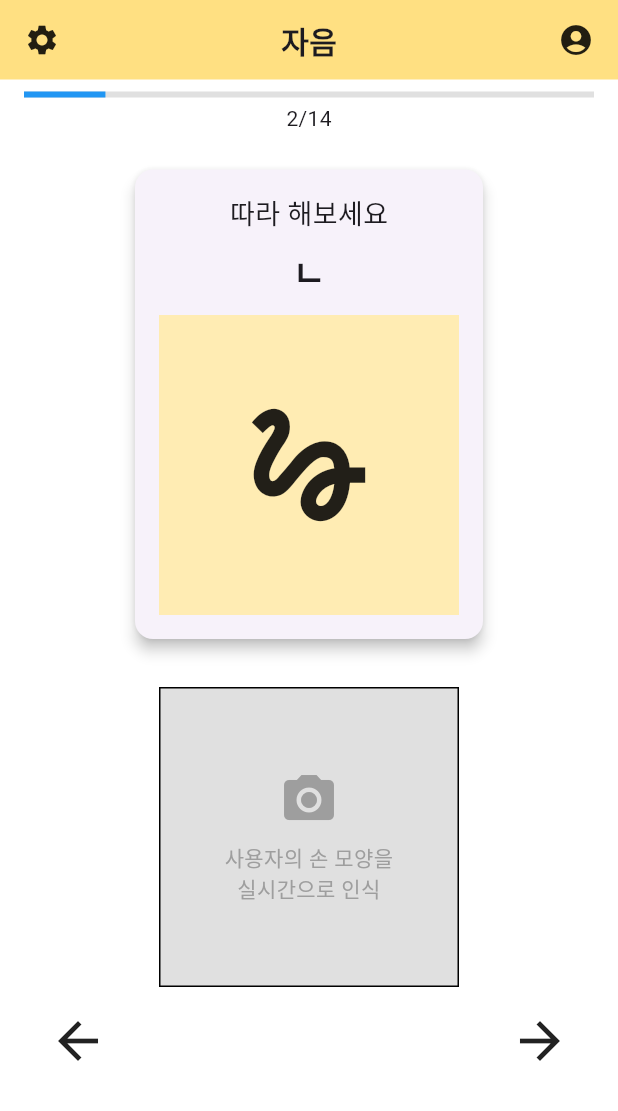
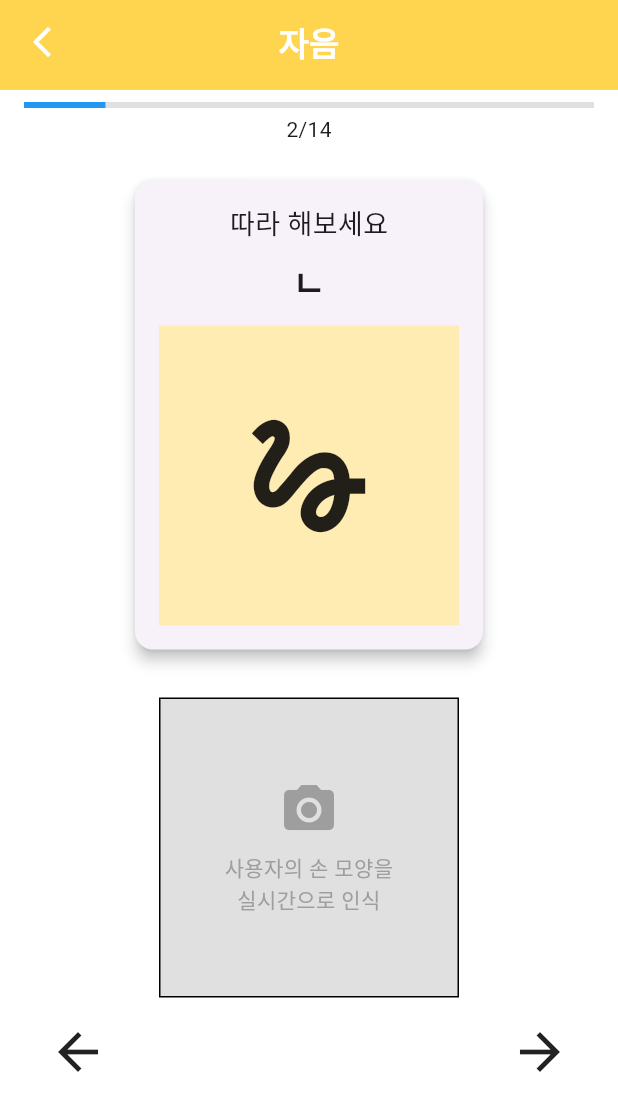
Before and after one commit to suje0ng01/Quintech, a Flutter app: the screen it shows after launch, after a tap on "게임", on a phone screen of 412 x 824 dp. Shown: the top 1111 px of the screen. Run offline on Flutter 3.47's test engine with Material 3 defaults, Android fonts, the phone set to English and light mode, and no system bars.

Commit message:
학습 상세 페이지 수정 - 앱바 이모티콘 수정

```diff
--- a/lib/learning/wordlearning.dart
+++ b/lib/learning/wordlearning.dart
@@ -1,4 +1,5 @@
 import 'package:flutter/material.dart';
+import '../constants/constants.dart';
 
 class LearningDetailPage extends StatelessWidget {
   const LearningDetailPage({super.key});
@@ -7,27 +8,26 @@ class LearningDetailPage extends StatelessWidget {
   Widget build(BuildContext context) {
     return Scaffold(
       backgroundColor: Colors.white,
-      body: SafeArea(
+      appBar: PreferredSize(
+        preferredSize: const Size.fromHeight(60),
+        child: AppBar(
+          backgroundColor: AppColors.appbarcolor,
+          title: const Text(
+            '자음',
+            style: TextStyle(fontWeight: FontWeight.bold, color: Colors.white),
+          ),
+          centerTitle: true,
+          leading: IconButton(
+            icon: Icon(Icons.arrow_back_ios_new_outlined, color: Colors.white),
+            onPressed: () {
+              Navigator.pop(context);
+            },
+          ),        ),
+      ),
+      body: SingleChildScrollView(
         child: Column(
           children: [
-            // 상단 AppBar
-            Container(
-              color: Colors.amber[200],
-              padding: const EdgeInsets.symmetric(horizontal: 16, vertical: 12),
-              child: Row(
-                mainAxisAlignment: MainAxisAlignment.spaceBetween,
-                children: const [
-                  Icon(Icons.settings),
-                  Text(
-                    '자음',
-                    style: TextStyle(fontSize: 20, fontWeight: FontWeight.bold),
-                  ),
-                  Icon(Icons.account_circle),
-                ],
-              ),
-            ),
-
-            // 진행도 표시
+            // ✅ 진행도 표시
             Padding(
               padding: const EdgeInsets.symmetric(horizontal: 16.0, vertical: 8),
               child: Column(
@@ -43,7 +43,7 @@ class LearningDetailPage extends StatelessWidget {
               ),
             ),
 
-            // 수어 학습 카드
+            // ✅ 수어 학습 카드
             Card(
               margin: const EdgeInsets.all(16),
               elevation: 4,
@@ -58,7 +58,10 @@ class LearningDetailPage extends StatelessWidget {
                     const SizedBox(height: 8),
                     const Text(
                       'ㄴ',
-                      style: TextStyle(fontSize: 24, fontWeight: FontWeight.bold),
+                      style: TextStyle(
+                        fontSize: 24,
+                        fontWeight: FontWeight.bold,
+                      ),
                     ),
                     const SizedBox(height: 12),
                     Container(
@@ -74,7 +77,7 @@ class LearningDetailPage extends StatelessWidget {
               ),
             ),
 
-            // 실시간 손 인식 박스
+            // ✅ 실시간 손 인식 박스
             Container(
               width: 200,
               height: 200,
@@ -99,7 +102,7 @@ class LearningDetailPage extends StatelessWidget {
               ),
             ),
 
-            // 페이지 이동 버튼
+            // ✅ 페이지 이동 버튼
             Padding(
               padding: const EdgeInsets.symmetric(horizontal: 32.0),
               child: Row(
--- a/lib/main.dart
+++ b/lib/main.dart
@@ -1,6 +1,7 @@
 import 'package:flutter/material.dart';
 import 'dart:async';
 import 'package:quintech/setting/setting.dart';
+import 'constants/constants.dart';
 import 'learning/learningpage.dart';
 import 'learning/wordlearning.dart';
 import 'member/login.dart';
@@ -62,7 +63,7 @@ class HomeScreen extends StatelessWidget {
     return Scaffold(
       backgroundColor: Colors.white,
       appBar: AppBar(
-        backgroundColor: Colors.amber[300],
+        backgroundColor: AppColors.appbarcolor,
         title: Text(
           '수어메이트',
           style: TextStyle(fontWeight: FontWeight.bold, color: Colors.white, fontSize: 24),
```
Also changed, not shown: 2 other files.
